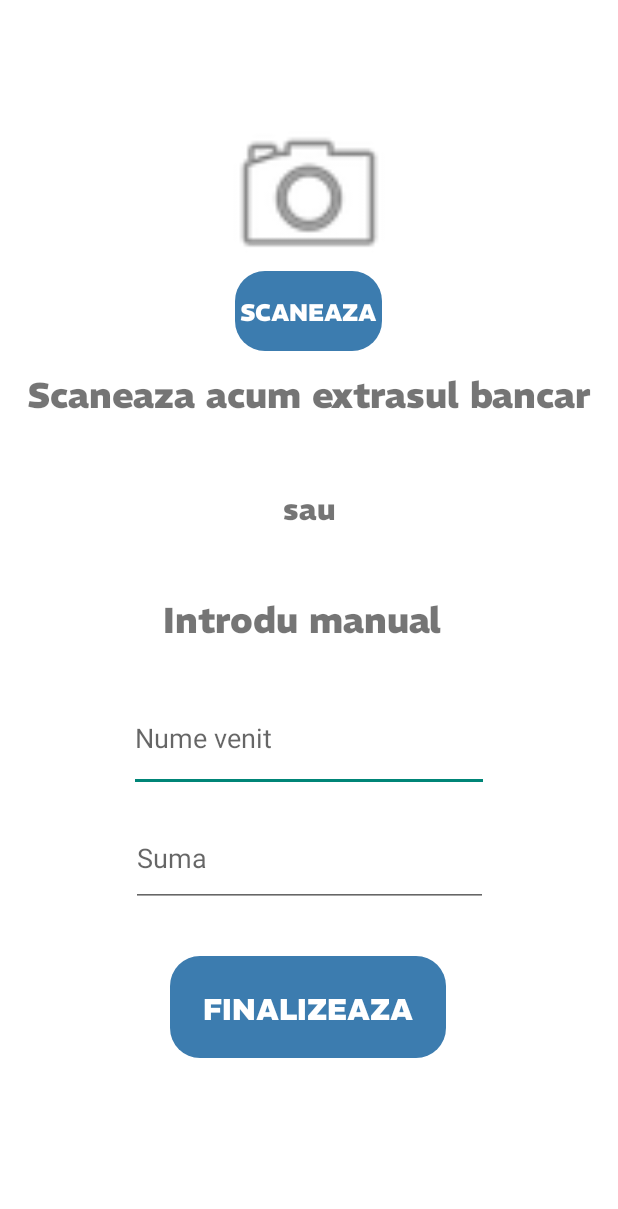
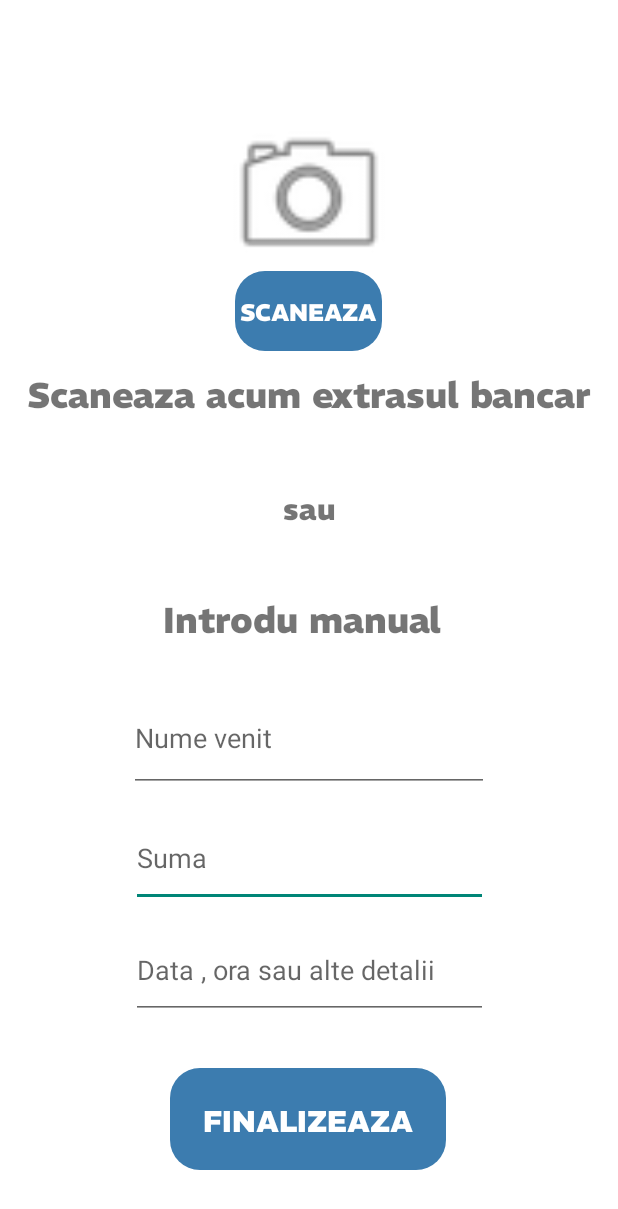
Before and after one commit to AlinTAT-GitHub/ilona_project, an Android app: the Venit_actual screen opened directly, with no data from a screen before it, on a phone screen of 412 x 824 dp. Shown: the top 1209 px of the screen. Run offline under Robolectric (Android 15) with nearby library versions, the phone set to English and light mode, and no system bars; our stand-ins replace Firebase (no records; nobody signed in at launch, a user with empty details on screens opened directly).

Commit message:
part commit

```diff
--- a/app/src/main/java/com/example/mybudget/Venit_actual.java
+++ b/app/src/main/java/com/example/mybudget/Venit_actual.java
@@ -4,7 +4,6 @@ import androidx.annotation.NonNull;
 import androidx.appcompat.app.AppCompatActivity;
 
 import android.content.Intent;
-import android.net.Uri;
 import android.os.Bundle;
 import android.view.View;
 import android.widget.Button;
@@ -13,17 +12,21 @@ import android.widget.Toast;
 
 import com.google.android.gms.tasks.OnFailureListener;
 import com.google.android.gms.tasks.OnSuccessListener;
+import com.google.firebase.auth.FirebaseAuth;
 import com.google.firebase.firestore.DocumentReference;
 import com.google.firebase.firestore.FirebaseFirestore;
 
 import java.util.HashMap;
 import java.util.Map;
-import java.util.Objects;
 
 public class Venit_actual extends AppCompatActivity {
 
     EditText nume_venit;
     EditText suma_venit;
+
+    EditText detalii;
+
+
 
     Button save_button;
 
@@ -37,7 +40,8 @@ public class Venit_actual extends AppCompatActivity {
         setContentView(R.layout.activity_venit_actual);
         db=FirebaseFirestore.getInstance();
         nume_venit=findViewById(R.id.editTextText3);
-        suma_venit=findViewById(R.id.editTextText);
+        suma_venit=findViewById(R.id.editTextText4);
+        detalii=findViewById(R.id.editTextTextdata);
         save_button=findViewById(R.id.button3);
 
         save_button.setOnClickListener(new View.OnClickListener() {
@@ -45,11 +49,15 @@ public class Venit_actual extends AppCompatActivity {
             public void onClick(View view) {
                 String Venit=nume_venit.getText().toString();
                 String Suma= suma_venit.getText().toString();
+                String Detalii=detalii.getText().toString();
+                String uid= FirebaseAuth.getInstance().getCurrentUser().getUid();
                 Map<String, Object> user = new HashMap<>();
                 user.put("Nume venit",Venit);
                 user.put("Suma venit",Suma);
+                user.put("Detalii",Detalii);
+                user.put("uid",uid);
 
-                db.collection("user")
+                db.collection("Venit")
                         .add(user)
                         .addOnSuccessListener(new OnSuccessListener<DocumentReference>() {
                             @Override
--- a/app/src/main/res/layout/activity_venit_actual.xml
+++ b/app/src/main/res/layout/activity_venit_actual.xml
@@ -7,6 +7,19 @@
     android:background="@color/white"
     android:backgroundTint="@color/white"
     tools:context=".Venit_actual">
+
+    <EditText
+        android:id="@+id/editTextText4"
+        android:layout_width="238dp"
+        android:layout_height="65dp"
+        android:ems="10"
+        android:hint="Suma"
+        android:inputType="text"
+        app:layout_constraintBottom_toBottomOf="parent"
+        app:layout_constraintEnd_toEndOf="parent"
+        app:layout_constraintStart_toStartOf="parent"
+        app:layout_constraintTop_toTopOf="parent"
+        app:layout_constraintVertical_bias="0.711" />
 
     <Button
         android:id="@+id/button3"
@@ -23,7 +36,7 @@
         app:layout_constraintHorizontal_bias="0.497"
         app:layout_constraintStart_toStartOf="parent"
         app:layout_constraintTop_toTopOf="parent"
-        app:layout_constraintVertical_bias="0.843" />
+        app:layout_constraintVertical_bias="0.942" />
 
     <EditText
         android:id="@+id/editTextText3"
@@ -107,16 +120,17 @@
         app:layout_constraintVertical_bias="0.407" />
 
     <EditText
-        android:id="@+id/editTextText"
+        android:id="@+id/editTextTextdata"
         android:layout_width="238dp"
         android:layout_height="65dp"
         android:ems="10"
-        android:hint="Suma"
+        android:hint="Data , ora sau alte detalii"
         android:inputType="text"
         app:layout_constraintBottom_toBottomOf="parent"
         app:layout_constraintEnd_toEndOf="parent"
+        app:layout_constraintHorizontal_bias="0.502"
         app:layout_constraintStart_toStartOf="parent"
         app:layout_constraintTop_toTopOf="parent"
-        app:layout_constraintVertical_bias="0.711" />
+        app:layout_constraintVertical_bias="0.809" />
 
 </androidx.constraintlayout.widget.ConstraintLayout>
```
Also changed, not shown: app/src/main/AndroidManifest.xml (+4 -5 lines), app/src/main/java/com/example/mybudget/Income.java (+11 -0 lines), app/src/main/java/com/example/mybudget/IncomeActivity.java (added, +76 -0 lines), app/src/main/res/layout/activity_income.xml (added, +19 -0 lines).
